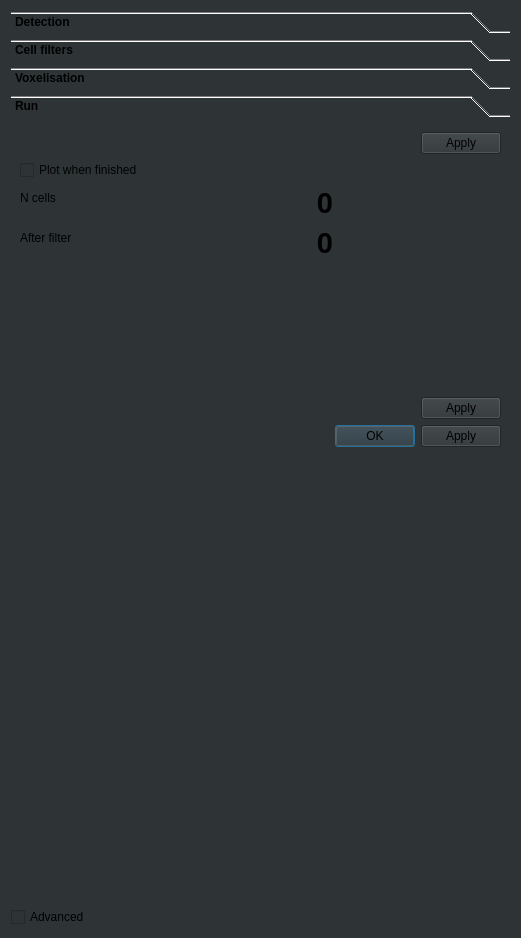
The window that ClearMap/gui/creator/cell_map_tab.ui (ClearAnatomics/ClearMap) describes before a commit, drawn with Qt 5.
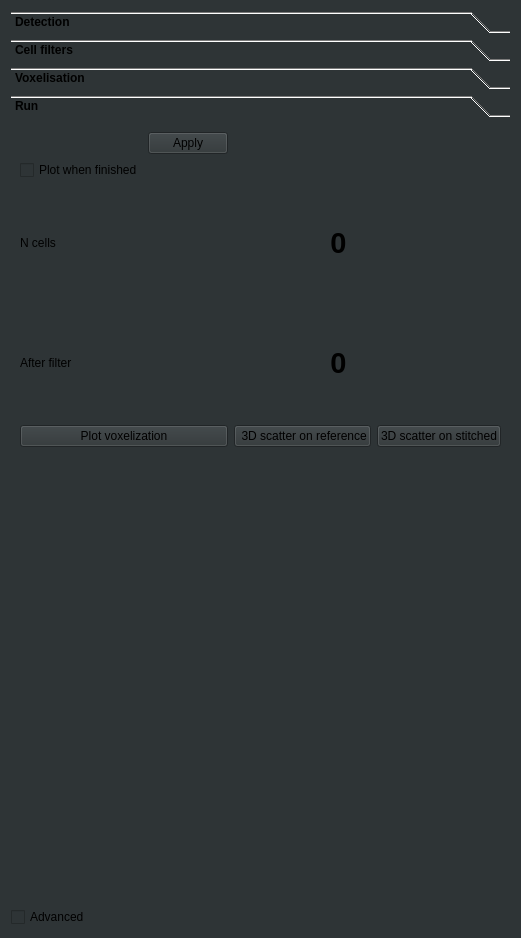
The same window after the commit. The open tabs and pages were chosen to show the change.

Commit message: Refactors tabs and changes dialog button boxes to standard push buttons whenever appropriate

Patch:
```diff
--- a/ClearMap/gui/creator/cell_map_tab.ui
+++ b/ClearMap/gui/creator/cell_map_tab.ui
@@ -594,8 +594,8 @@
         <attribute name="label">
          <string>Run</string>
         </attribute>
-        <layout class="QVBoxLayout" name="verticalLayout_7">
-         <item>
+        <layout class="QGridLayout" name="gridLayout">
+         <item row="0" column="0">
           <widget class="QDialogButtonBox" name="runCellMapButtonBox">
            <property name="standardButtons">
             <set>QDialogButtonBox::Apply</set>
@@ -605,9 +605,14 @@
            </property>
           </widget>
          </item>
-         <item>
-          <layout class="QFormLayout" name="formLayout_7">
-           <item row="3" column="0">
+         <item row="1" column="0" colspan="2">
+          <widget class="QCheckBox" name="runCellMapPlotCheckBox">
+           <property name="text">
+            <string>Plot when finished</string>
+           </property>
+          </widget>
+         </item>
+         <item row="2" column="0">
             <widget class="QLabel" name="label_17">
              <property name="toolTip">
               <string/>
@@ -617,14 +622,30 @@
              </property>
             </widget>
            </item>
-           <item row="4" column="0">
+         <item row="2" column="2">
+          <widget class="QLabel" name="nDetectedCellsLabel">
+           <property name="font">
+            <font>
+             <pointsize>22</pointsize>
+             <bold>true</bold>
+            </font>
+           </property>
+           <property name="text">
+            <string>0</string>
+           </property>
+           <property name="alignment">
+            <set>Qt::AlignCenter</set>
+           </property>
+          </widget>
+         </item>
+         <item row="3" column="0">
             <widget class="QLabel" name="label_18">
              <property name="text">
               <string>After filter</string>
              </property>
             </widget>
            </item>
-           <item row="4" column="1">
+         <item row="3" column="2">
             <widget class="QLabel" name="nDetectedCellsAfterFilterLabel">
              <property name="font">
               <font>
@@ -640,51 +661,33 @@
              </property>
             </widget>
            </item>
-           <item row="3" column="1">
-            <widget class="QLabel" name="nDetectedCellsLabel">
-             <property name="font">
-              <font>
-               <pointsize>22</pointsize>
-               <bold>true</bold>
-              </font>
+         <item row="4" column="0">
+          <widget class="QPushButton" name="cellMapPlotVoxelizationPushButton">
+           <property name="toolTip">
+            <string>Display the results of the voxelization</string>
              </property>
              <property name="text">
-              <string>0</string>
-             </property>
-             <property name="alignment">
-              <set>Qt::AlignCenter</set>
-             </property>
-            </widget>
-           </item>
-           <item row="2" column="0">
-            <widget class="QCheckBox" name="runCellMapPlotCheckBox">
+            <string>Plot voxelization</string>
+           </property>
+          </widget>
+         </item>
+         <item row="4" column="1" colspan="2">
+          <widget class="QPushButton" name="cellMap3dScatterOnRefPushButton">
+           <property name="toolTip">
+            <string>&lt;html&gt;&lt;head/&gt;&lt;body&gt;&lt;p&gt;Display a scatter of the cell coordinates &lt;/p&gt;&lt;p&gt;on top of the atlas reference (atlas coordinates)&lt;/p&gt;&lt;/body&gt;&lt;/html&gt;</string>
+           </property>
              <property name="text">
-              <string>Plot when finished</string>
+            <string> 3D scatter on reference</string>
              </property>
             </widget>
            </item>
-          </layout>
-         </item>
-         <item>
-          <widget class="QDialogButtonBox" name="runCellMapPlotButtonBox">
-           <property name="standardButtons">
-            <set>QDialogButtonBox::Apply</set>
+         <item row="4" column="3">
+          <widget class="QPushButton" name="cellMap3dScatterOnStitchedPushButton">
+           <property name="toolTip">
+            <string>&lt;html&gt;&lt;head/&gt;&lt;body&gt;&lt;p&gt;Display a scatter of the cell coordinates&lt;/p&gt;&lt;p&gt;on top of the stitched image (sample coordinates)&lt;/p&gt;&lt;/body&gt;&lt;/html&gt;</string>
            </property>
-           <property name="applyText" stdset="0">
-            <string>Plot</string>
-           </property>
-          </widget>
-         </item>
-         <item>
-          <widget class="QDialogButtonBox" name="runCellMapPlot3DScatterButtonBox">
-           <property name="standardButtons">
-            <set>QDialogButtonBox::Apply|QDialogButtonBox::Ok</set>
-           </property>
-           <property name="applyText" stdset="0">
-            <string>Plot 3D Scatter</string>
-           </property>
-           <property name="okText" stdset="0">
-            <string>Plot raw 3D Scatter</string>
+           <property name="text">
+            <string>3D scatter on stitched</string>
            </property>
           </widget>
          </item>
```
Left out of the diff: 6 changed lines with no effect on the pictures. Lines whose indentation alone changed are shown as unchanged. The commit also changes 2 other files.
